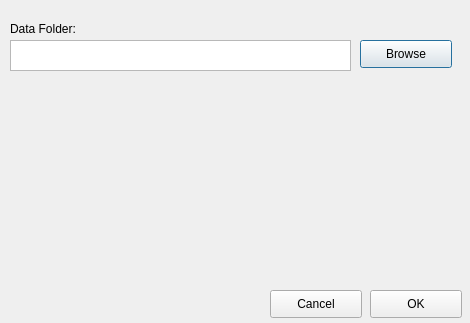
This is tools/world-editor/SettingsDialog.ui in andrewrk/motrs as Qt 5 draws it before an edit. The edited form follows.
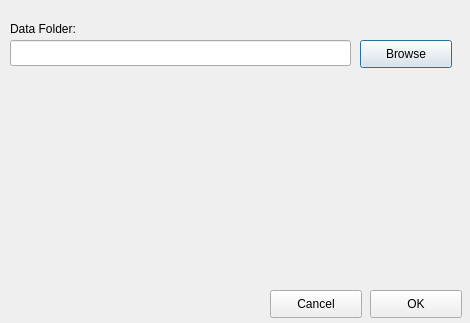
This is the edited form.

Patch:
```diff
--- a/tools/world-editor/SettingsDialog.ui
+++ b/tools/world-editor/SettingsDialog.ui
@@ -13,16 +13,6 @@
   <property name="windowTitle">
    <string>Dialog</string>
   </property>
-  <widget class="QPlainTextEdit" name="txtDataFolder">
-   <property name="geometry">
-    <rect>
-     <x>10</x>
-     <y>40</y>
-     <width>341</width>
-     <height>31</height>
-    </rect>
-   </property>
-  </widget>
   <widget class="QPushButton" name="btnBrowseDataFolder">
    <property name="geometry">
     <rect>
@@ -75,6 +65,16 @@
     <string>Cancel</string>
    </property>
   </widget>
+  <widget class="QLineEdit" name="txtDataFolder">
+   <property name="geometry">
+    <rect>
+     <x>10</x>
+     <y>40</y>
+     <width>341</width>
+     <height>26</height>
+    </rect>
+   </property>
+  </widget>
  </widget>
  <resources/>
  <connections/>
```
Left out of the diff: 2 changed lines with no effect on the pictures.
